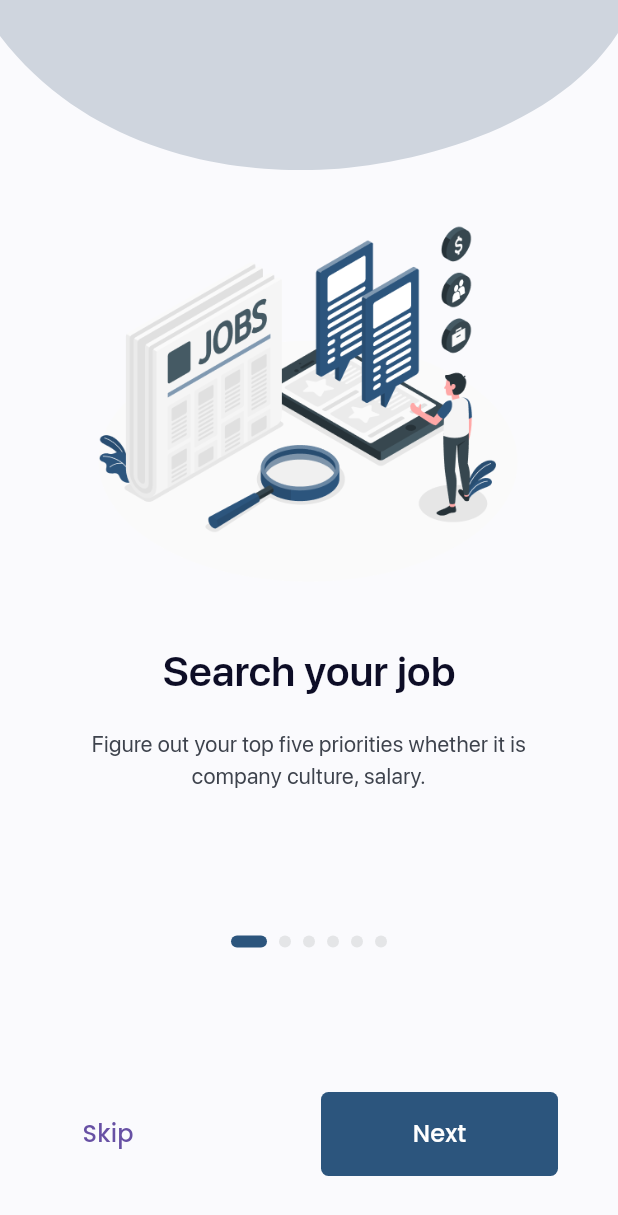
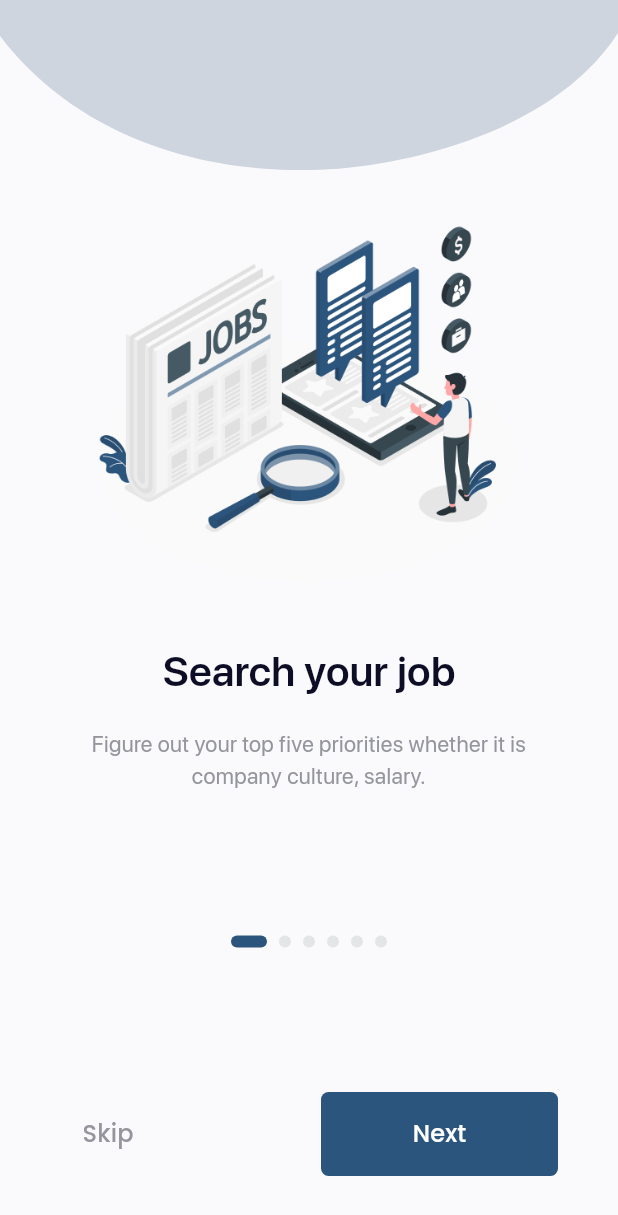
Before and after one commit to muhiddin0888/ish_top, a Flutter app: the screen it shows after launch, on a phone screen of 412 x 824 dp. Shown: the top 1215 px of the screen. Run offline on Flutter 3.47's test engine with Material 2 defaults, Android fonts, the phone set to English and light mode, and no system bars; drawn by our look-alikes of smooth_page_indicator; our stand-ins replace bloc, cloud_firestore, equatable, file_picker, firebase_auth, firebase_core and 9 more; missing offline and left inert: firebase_auth_platform_interface; accounts and stored records are empty; project files that could hold a hidden picture were left out.

Commit message:
add new changes

```diff
--- a/lib/app/view/app.dart
+++ b/lib/app/view/app.dart
@@ -13,7 +13,6 @@ import 'package:ish_top/data/repositories/user/user_repository.dart';
 import 'package:ish_top/data/repositories/vacancy/vacancy_repository.dart';
 import 'package:ish_top/theme.dart';
 import 'package:ish_top/ui/login/login.dart';
-import 'package:ish_top/ui/on_boarding/on_boarding_page.dart';
 import 'package:ish_top/ui/router.dart';
 import 'package:ish_top/ui/tab_box/tab_box.dart';
 import 'package:ish_top/utils/constants.dart';
@@ -91,10 +90,8 @@ class AppView extends StatelessWidget {
     return MaterialApp(
       debugShowCheckedModeBanner: false,
       theme: theme,
-      // home: MainOnBoardingPage(),
       onGenerateRoute: MyRouter.generateRoute,
       initialRoute: splashPage,
-      debugShowCheckedModeBanner: false,
     );
   }
 }
--- a/lib/ui/on_boarding/on_boarding_page.dart
+++ b/lib/ui/on_boarding/on_boarding_page.dart
@@ -20,12 +20,12 @@ class MainOnBoardingPage extends StatelessWidget {
     int currentPage = 0;
     PageController pageController = PageController();
     SystemChrome.setSystemUIOverlayStyle(const SystemUiOverlayStyle(
-      statusBarColor: MyColors.c_CFD5DE,
+      statusBarColor: MyColors.C_CFD5DE,
       statusBarBrightness: Brightness.dark,
       statusBarIconBrightness: Brightness.dark,
     ));
     return Scaffold(
-      backgroundColor: MyColors.c_FAFAFD,
+      backgroundColor: MyColors.C_FAFAFD,
       body: SizedBox(
         width: double.infinity,
         height: double.infinity,
@@ -59,8 +59,8 @@ class MainOnBoardingPage extends StatelessWidget {
                 effect: const ExpandingDotsEffect(
                   dotHeight: 8,
                   dotWidth: 8,
-                  activeDotColor: MyColors.c_2C557D,
-                  dotColor: MyColors.c_E4E5E7,
+                  activeDotColor: MyColors.C_2C557D,
+                  dotColor: MyColors.C_E4E5E7,
                 ),
               ),
               const Expanded(child: SizedBox()),
@@ -73,10 +73,10 @@ class MainOnBoardingPage extends StatelessWidget {
                         onPressed: () {
                           Navigator.pushReplacementNamed(context, mainPage);
                         },
-                        child: const Text(
+                        child:  Text(
                           "Skip",
                           style: TextStyle(
-                            color: MyColors.c_95969D,
+                            color: MyColors.C_95969D,
                             fontSize: 16,
                             fontWeight: FontWeight.w500,
                           ),
--- a/lib/ui/on_boarding/pages/fifth_on_boarding_page.dart
+++ b/lib/ui/on_boarding/pages/fifth_on_boarding_page.dart
@@ -19,7 +19,7 @@ class FifthOnBoardingPage extends StatelessWidget {
           "Make your dream career with job",
           style: MyTextStyle.sfProSemibold.copyWith(
             fontSize: 28,
-            color: MyColors.c_0D0D26,
+            color: MyColors.C_0D0D26,
           ),
         ),
         const SizedBox(height: 18),
@@ -29,7 +29,7 @@ class FifthOnBoardingPage extends StatelessWidget {
             '-----------------------------------------------------------',
             style: MyTextStyle.sfProRegular.copyWith(
               fontSize: 15,
-              color: MyColors.c_95969D,
+              color: MyColors.C_95969D,
             ),
             maxLines: 2,
             textAlign: TextAlign.center,
--- a/lib/ui/on_boarding/pages/first_on_boarding_page.dart
+++ b/lib/ui/on_boarding/pages/first_on_boarding_page.dart
@@ -19,7 +19,7 @@ class FirstOnBoardingPage extends StatelessWidget {
           "Search your job",
           style: MyTextStyle.sfProSemibold.copyWith(
             fontSize: 28,
-            color: MyColors.c_0D0D26,
+            color: MyColors.C_0D0D26,
           ),
         ),
         const SizedBox(height: 18),
@@ -29,7 +29,7 @@ class FirstOnBoardingPage extends StatelessWidget {
             'Figure out your top five priorities whether it is company culture, salary.',
             style: MyTextStyle.sfProRegular.copyWith(
               fontSize: 15,
-              color: MyColors.c_95969D,
+              color: MyColors.C_95969D,
             ),
             maxLines: 2,
             textAlign: TextAlign.center,
--- a/lib/ui/on_boarding/pages/fourth_on_boarding_page.dart
+++ b/lib/ui/on_boarding/pages/fourth_on_boarding_page.dart
@@ -19,7 +19,7 @@ class FourthOnBoardingPage extends StatelessWidget {
           "Make your career",
           style: MyTextStyle.sfProSemibold.copyWith(
             fontSize: 28,
-            color: MyColors.c_0D0D26,
+            color: MyColors.C_0D0D26,
           ),
         ),
         const SizedBox(height: 18),
@@ -29,7 +29,7 @@ class FourthOnBoardingPage extends StatelessWidget {
             'We help you find your dream job based on your skillset, location, demand.',
             style: MyTextStyle.sfProRegular.copyWith(
               fontSize: 15,
-              color: MyColors.c_95969D,
+              color: MyColors.C_95969D,
             ),
             maxLines: 2,
             textAlign: TextAlign.center,
--- a/lib/ui/on_boarding/pages/second_on_boarding_page.dart
+++ b/lib/ui/on_boarding/pages/second_on_boarding_page.dart
@@ -19,7 +19,7 @@ class SecondOnBoardingPage extends StatelessWidget {
           "Browse jobs list",
           style: MyTextStyle.sfProSemibold.copyWith(
             fontSize: 28,
-            color: MyColors.c_0D0D26,
+            color: MyColors.C_0D0D26,
           ),
         ),
         const SizedBox(height: 18),
@@ -29,7 +29,7 @@ class SecondOnBoardingPage extends StatelessWidget {
             'Our job list include several  industries, so you can find the best job for you.',
             style: MyTextStyle.sfProRegular.copyWith(
               fontSize: 15,
-              color: MyColors.c_95969D,
+              color: MyColors.C_95969D,
             ),
             maxLines: 2,
             textAlign: TextAlign.center,
--- a/lib/ui/on_boarding/pages/third_on_boarding_page.dart
+++ b/lib/ui/on_boarding/pages/third_on_boarding_page.dart
@@ -19,7 +19,7 @@ class ThirdOnBoardingPage extends StatelessWidget {
           "Apply to best jobs",
           style: MyTextStyle.sfProSemibold.copyWith(
             fontSize: 28,
-            color: MyColors.c_0D0D26,
+            color: MyColors.C_0D0D26,
           ),
         ),
         const SizedBox(height: 18),
@@ -29,7 +29,7 @@ class ThirdOnBoardingPage extends StatelessWidget {
             'You can apply to your desirable jobs very quickly and easily with ease.',
             style: MyTextStyle.sfProRegular.copyWith(
               fontSize: 15,
-              color: MyColors.c_95969D,
+              color: MyColors.C_95969D,
             ),
             maxLines: 2,
             textAlign: TextAlign.center,
--- a/lib/ui/splash/splash_page.dart
+++ b/lib/ui/splash/splash_page.dart
@@ -17,9 +17,9 @@ class _SplashScreenState extends State<SplashScreen> {
   Future<void> _init() async {
     String userId = BlocProvider.of<AppBloc>(context).state.user.id;
     Future.delayed(const Duration(seconds: 2), () {
-      if(userId == ''){
+      if (userId == '') {
         Navigator.pushReplacementNamed(context, onBoarding);
-      }else{
+      } else {
         Navigator.pushReplacementNamed(context, mainPage);
       }
     });
--- a/lib/utils/color.dart
+++ b/lib/utils/color.dart
@@ -2,19 +2,18 @@ import 'package:flutter/material.dart';
 
 class MyColors {
   static const Color buttonColor = Color(0xFF2C557D);
-  static const Color c_E4E5E7 = Color(0xFFE4E5E7);
-  static const Color c_2C557D = Color(0xFF2C557D);
-  static const Color c_FAFAFD = Color(0xFFFAFAFD);
-  static const Color buttonColor = Color(0xFF2C557D);
+  static const Color C_E4E5E7 = Color(0xFFE4E5E7);
+  static const Color C_2C557D = Color(0xFF2C557D);
+  static const Color C_FAFAFD = Color(0xFFFAFAFD);
   static const Color C_95969D = Color(0xFF95969D);
   static const Color C_356899 = Color(0xFF356899);
   static const Color C_CACBCE = Color(0xFFCACBCE);
   static const Color primaryColor = Color(0xFF27459F);
   static const Color backgroundColor = Color(0xFFF3F5F9);
-  static const Color c_0D0D26 = Color(0xFF0D0D26);
+  static const Color C_0D0D26 = Color(0xFF0D0D26);
   static const Color transparent = Colors.transparent;
   static const Color white = Colors.white;
-  static const Color c_CFD5DE = Color(0xFFCFD5DE);
+  static const Color C_CFD5DE = Color(0xFFCFD5DE);
   static const Color black = Colors.black;
   static const Color textColor = Color(0xFF3E434D);
   static const Color C_F2F2F2 = Color(0xFFF2F2F2);
```
Also changed, not shown: lib/ui/on_boarding/pages/sixth_on_boarding_page.dart (+5 -4 lines), lib/ui/tab_box/announcements/add_announcement/pages/ann_fields_two.dart (+11 -17 lines), lib/ui/tab_box/announcements/add_announcement/pages/widgets/comment_input_componenet.dart (added, +48 -0 lines), lib/ui/widgets/universal_text_input.dart (+32 -1 lines), pubspec.lock.
